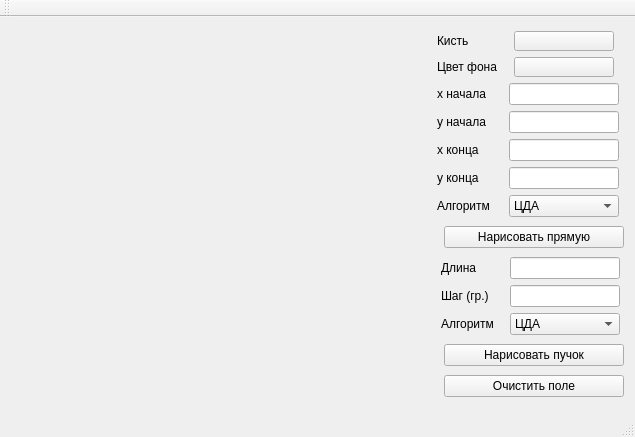
Before: the Qt Designer form lab_03/mainwindow.ui in bmstu-ics7/computer-graphics, drawn with Qt 5.
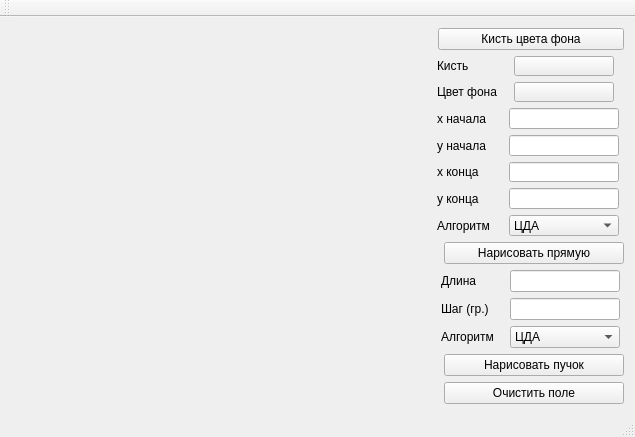
After: the same form once the commit is applied.

The edit to the form file:
```diff
--- a/lab_03/mainwindow.ui
+++ b/lab_03/mainwindow.ui
@@ -457,6 +457,13 @@
       </item>
      </layout>
     </item>
+    <item row="0" column="2" colspan="2">
+     <widget class="QPushButton" name="pushButton">
+      <property name="text">
+       <string>Кисть цвета фона</string>
+      </property>
+     </widget>
+    </item>
    </layout>
   </widget>
   <widget class="QMenuBar" name="menuBar">
```
Left out of the diff: 10 changed lines with no effect on the pictures.
